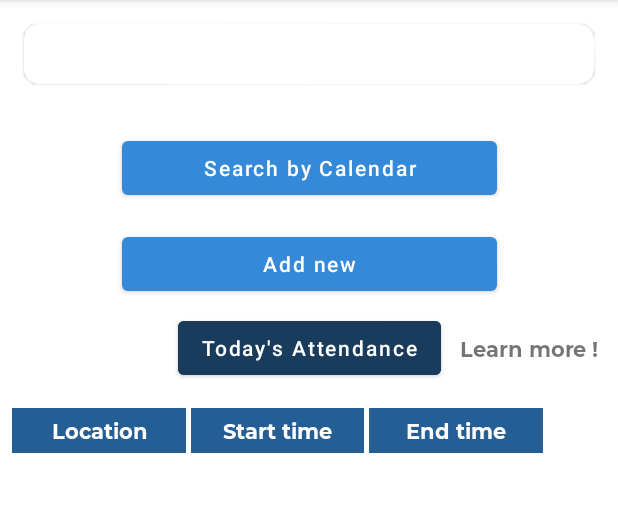
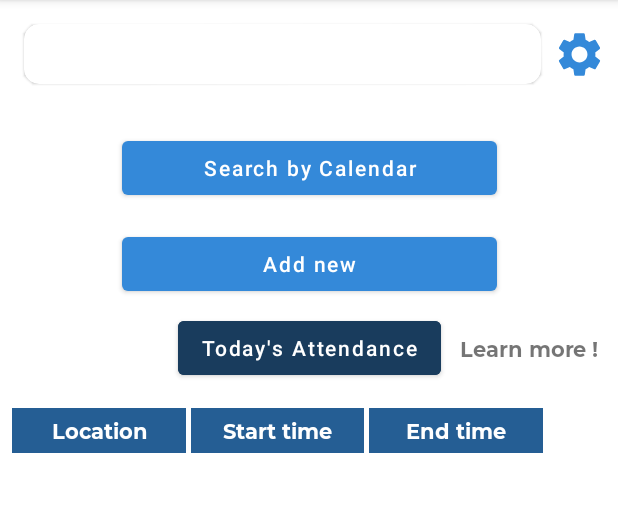
Before and after one commit to AhmedEl-Nakib/Iam_Here, an Android app: the HomeNormalFragment screen opened through its navigation route, on a phone screen of 412 x 824 dp, the part 84-596 px from its top. Run offline under Robolectric (Android 15) with nearby library versions, the phone set to English and light mode, and no system bars; our stand-ins replace data binding; 5 statements that could not run were skipped.

```diff
--- a/app/build.gradle
+++ b/app/build.gradle
@@ -96,7 +96,7 @@ dependencies {
 //    implementation 'com.google.android.gms:play-services-maps:16.1.0'
 //    implementation 'com.google.android.gms:play-services-maps:18.0.1'
 //    implementation 'com.google.maps:google-maps-services:0.1.20'
-    implementation "androidx.work:work-runtime-ktx:2.4.0"
+    implementation "androidx.work:work-runtime-ktx:2.7.1"
     implementation 'com.google.firebase:firebase-messaging:17.3.4'
     implementation "com.google.android.gms:play-services-location:17.0.0"
     implementation 'com.google.android.gms:play-services-maps:17.0.0'
--- a/app/src/main/java/com/nakib/iamhere/MainActivity.kt
+++ b/app/src/main/java/com/nakib/iamhere/MainActivity.kt
@@ -1,6 +1,7 @@
 package com.nakib.iamhere
 
 import android.Manifest
+import android.annotation.SuppressLint
 import androidx.appcompat.app.AppCompatActivity
 import android.os.Bundle
 import androidx.databinding.DataBindingUtil
@@ -221,6 +222,7 @@ class MainActivity : AppCompatActivity() {
         fun setContext(context: Context) {
             mCtx = context
         }
+        @SuppressLint("UnspecifiedImmutableFlag")
         fun startServiceCompanion(){
             GPSService.LocationInterval = 300000
 //        GPSService.LocationFastestInterval = 300000
--- a/app/src/main/java/com/nakib/iamhere/di/BaseApplication.kt
+++ b/app/src/main/java/com/nakib/iamhere/di/BaseApplication.kt
@@ -10,6 +10,7 @@ import com.nakib.iamhere.networking.ApiClient.loginModule
 import com.nakib.iamhere.networking.ApiClient.mainActivityModule
 import com.nakib.iamhere.networking.ApiClient.networkModule
 import com.nakib.iamhere.networking.ApiClient.normalHomeModule
+import com.nakib.iamhere.networking.ApiClient.updatePasswordModule
 import org.koin.android.ext.koin.androidContext
 import org.koin.core.context.startKoin
 
@@ -41,7 +42,8 @@ class BaseApplication : Application() {
                 mainActivityModule,
                 adminModule,
                 doctorLocationModule,
-                addUserModule
+                addUserModule,
+                updatePasswordModule
             ))
         }
     }
--- a/app/src/main/java/com/nakib/iamhere/networking/ApiClient.kt
+++ b/app/src/main/java/com/nakib/iamhere/networking/ApiClient.kt
@@ -7,6 +7,7 @@ import com.nakib.iamhere.ui.admin.AdminViewModel
 import com.nakib.iamhere.ui.doctorLocation.DoctorLocationViewModel
 import com.nakib.iamhere.ui.homeNormal.HomeNormalViewModel
 import com.nakib.iamhere.ui.login.LoginViewModel
+import com.nakib.iamhere.ui.updatePassword.UpdatePasswordViewModel
 import org.koin.dsl.module
 import retrofit2.Retrofit
 import retrofit2.converter.gson.GsonConverterFactory
@@ -35,6 +36,7 @@ object ApiClient {
     val adminModule = module { viewModel { AdminViewModel(get()) } }
     val doctorLocationModule = module { viewModel { DoctorLocationViewModel(get()) } }
     val addUserModule = module { viewModel { AddUserViewModel(get()) } }
+    val updatePasswordModule = module { viewModel { UpdatePasswordViewModel(get()) } }
 
 
 
--- a/app/src/main/java/com/nakib/iamhere/networking/AppRequests.kt
+++ b/app/src/main/java/com/nakib/iamhere/networking/AppRequests.kt
@@ -21,8 +21,8 @@ interface AppRequests {
 //    suspend fun getLearningLeaders(): Response<LearningLeadersResponse>
 //
     @FormUrlEncoded
-    @POST("Users.php?action=logIn")
-    suspend fun getUserLogin(@Field("Username") Username:String ,
+    @POST("Users.php?action=logIn2")
+    suspend fun getUserLogin(@Field("userId") Username:String ,
                                    @Field("Password") Password:String ): Response<LoginResponseModel>
 
     @GET("Places.php?action=getAll")
@@ -84,4 +84,11 @@ interface AppRequests {
                            @Field("Username")Username:String,
                            @Field("Password")Password:String,
                            @Field("IsAdmin")IsAdmin:String) : Response<AddUserResponseModel>
+
+    @FormUrlEncoded
+    @POST("Users.php?action=UpdatePassword")
+    suspend fun updatePassword(@Field("userId")userId:String,
+                           @Field("Username")Username:String,
+                           @Field("OldPassword")OldPassword:String,
+                           @Field("NewPassword")NewPassword:String) : Response<AddUserResponseModel>
 }
--- a/app/src/main/java/com/nakib/iamhere/ui/homeNormal/HomeNormalFragment.kt
+++ b/app/src/main/java/com/nakib/iamhere/ui/homeNormal/HomeNormalFragment.kt
@@ -6,12 +6,12 @@ import android.content.Context
 import android.content.SharedPreferences
 import android.location.LocationManager
 import android.os.Bundle
-import androidx.fragment.app.Fragment
 import android.view.LayoutInflater
 import android.view.View
 import android.view.ViewGroup
 import android.widget.Toast
 import androidx.core.os.bundleOf
+import androidx.fragment.app.Fragment
 import androidx.navigation.Navigation
 import com.nakib.iamhere.MainActivity
 import com.nakib.iamhere.R
@@ -24,7 +24,7 @@ import kotlin.collections.ArrayList
 
 class HomeNormalFragment : Fragment(), HomeNormalTableAdapter.DeleteItem {
 
-    lateinit var binding : HomeNormalFragmentBinding
+    lateinit var binding: HomeNormalFragmentBinding
     private val viewModel: HomeNormalViewModel by inject()
     val c = Calendar.getInstance()
     val year = c.get(Calendar.YEAR)
@@ -34,7 +34,11 @@ class HomeNormalFragment : Fragment(), HomeNormalTableAdapter.DeleteItem {
     var locationManager: LocationManager? = null
     var GpsStatus = false
 
-    override fun onCreateView(inflater: LayoutInflater, container: ViewGroup?, savedInstanceState: Bundle?): View? {
+    override fun onCreateView(
+        inflater: LayoutInflater,
+        container: ViewGroup?,
+        savedInstanceState: Bundle?
+    ): View? {
         binding = HomeNormalFragmentBinding.inflate(inflater)
         binding.lifecycleOwner = this
         binding.viewModel = viewModel
@@ -51,18 +55,18 @@ class HomeNormalFragment : Fragment(), HomeNormalTableAdapter.DeleteItem {
     }
 
     private fun handleObserver() {
-        viewModel.homeData.observe(viewLifecycleOwner,{
-            if(it.isNotEmpty()){
-                binding.tableId.adapter = HomeNormalTableAdapter(it,this)
-            }else{
+        viewModel.homeData.observe(viewLifecycleOwner, {
+            if (it.isNotEmpty()) {
+                binding.tableId.adapter = HomeNormalTableAdapter(it, this)
+            } else {
                 val list = ArrayList<NormalHomeResponseModel>()
-                binding.tableId.adapter = HomeNormalTableAdapter(list,this)
+                binding.tableId.adapter = HomeNormalTableAdapter(list, this)
                 binding.tableId.adapter!!.notifyDataSetChanged()
             }
         })
-        viewModel.deleteRecord.observe(viewLifecycleOwner,{
-            if(it){
-                viewModel.getHomeList(requireContext(),requireArguments().getString("UserId")!!)
+        viewModel.deleteRecord.observe(viewLifecycleOwner, {
+            if (it) {
+                viewModel.getHomeList(requireContext(), requireArguments().getString("UserId")!!)
                 viewModel.deleteRecord.value = false
             }
         })
@@ -71,19 +75,29 @@ class HomeNormalFragment : Fragment(), HomeNormalTableAdapter.DeleteItem {
     private fun handleClick() {
 
         binding.calendarBtnId.setOnClickListener {
-            val dpd = DatePickerDialog(requireActivity(), DatePickerDialog.OnDateSetListener { view, year, monthOfYear, dayOfMonth ->
-                viewModel.date.value = "$year-${monthOfYear+1}-$dayOfMonth"
-                binding.calendarBtnId.text = "Search by Calendar ${monthOfYear+1}-$dayOfMonth"
-                viewModel.getHomeList(requireContext(),requireArguments().getString("UserId")!!)
-            }, year, month, day)
+            val dpd = DatePickerDialog(
+                requireActivity(),
+                DatePickerDialog.OnDateSetListener { view, year, monthOfYear, dayOfMonth ->
+                    viewModel.date.value = "$year-${monthOfYear + 1}-$dayOfMonth"
+                    binding.calendarBtnId.text = "Search by Calendar ${monthOfYear + 1}-$dayOfMonth"
+                    viewModel.getHomeList(
+                        requireContext(),
+                        requireArguments().getString("UserId")!!
+                    )
+                },
+                year,
+                month,
+                day
+            )
 //            dpd.datePicker.minDate = System.currentTimeMillis() - 1000
             dpd.show()
 //            Navigation.findNavController(it).navigate(R.id.action_homeNormalFragment_to_timeTableNormalFragment)
         }
 
         binding.allowLocationBtnId.setOnClickListener {
-            if(!CheckGpsStatus(requireContext()))
-                Toast.makeText(requireContext(),"You need to open GPS first !",Toast.LENGTH_SHORT).show()
+            if (!CheckGpsStatus(requireContext()))
+                Toast.makeText(requireContext(), "You need to open GPS first !", Toast.LENGTH_SHORT)
+                    .show()
             else {
                 (activity as MainActivity?)!!.getStarted(requireArguments().getString("UserId")!!)
                 binding.allowLocationBtnId.isEnabled = false
@@ -97,26 +111,30 @@ class HomeNormalFragment : Fragment(), HomeNormalTableAdapter.DeleteItem {
 
     private fun handleView() {
 //        binding.tableId.adapter = HomeNormalTableAdapter()
-        if(requireArguments().getString("ViewType").equals("Admin")){
+        if (requireArguments().getString("ViewType").equals("Admin")) {
 //            http://masry.live/app/json/Attendance.php?action=getAllAttendance for table
             binding.addNewBtnId.setOnClickListener {
-                Navigation.findNavController(it).navigate(R.id.action_homeNormalFragment_to_doctorLocationFragment)
+                Navigation.findNavController(it)
+                    .navigate(R.id.action_homeNormalFragment_to_doctorLocationFragment)
             }
             binding.addNewBtnId.text = "Search for members"
-        }else{
+        } else {
 //            http://masry.live/app/json/Attendance.php?action=GetUserAttendance
             binding.addNewBtnId.setOnClickListener {
-                val bundle = bundleOf( "UserId" to requireArguments().getString("UserId"))
-                Navigation.findNavController(it).navigate(R.id.action_homeNormalFragment_to_addNewTimeFragment,bundle)
+                val bundle = bundleOf("UserId" to requireArguments().getString("UserId"))
+                Navigation.findNavController(it)
+                    .navigate(R.id.action_homeNormalFragment_to_addNewTimeFragment, bundle)
             }
             binding.addNewBtnId.text = "Add new"
             binding.drNameId.text = "Welcome Dr : ${requireArguments().getString("DrName")}"
             viewModel.date.value = CommonUtils.getCurrentDate()
-            viewModel.getHomeList(requireContext(),requireArguments().getString("UserId")!!)
+            viewModel.getHomeList(requireContext(), requireArguments().getString("UserId")!!)
 
-            if(sharedPreferences.getString("CurrentDate","Def").equals(CommonUtils.getCurrentDate())){
+            if (sharedPreferences.getString("CurrentDate", "Def")
+                    .equals(CommonUtils.getCurrentDate())
+            ) {
                 binding.allowLocationBtnId.isEnabled = false
-            }else {
+            } else {
 
             }
 
@@ -132,18 +150,27 @@ class HomeNormalFragment : Fragment(), HomeNormalTableAdapter.DeleteItem {
                     }.create().show()
             }
 
-                    }
+        }
+        binding.settingId.setOnClickListener {
+            val bundle = bundleOf("UserId" to requireArguments().getString("UserId"), "DrName" to requireArguments().getString("DrName"))
+            Navigation.findNavController(it)
+                .navigate(R.id.action_homeNormalFragment_to_timeTableNormalFragment, bundle)
+        }
 
-            }
+    }
 //            Toast.makeText(requireContext(),sharedPreferences.getString("CurrentDate","Def"), Toast.LENGTH_SHORT).show()
 
 //        }
 
 
     override fun deleteItem(item: NormalHomeResponseModel) {
-        if(item.attDate == CommonUtils.getCurrentDate()){
-            Toast.makeText(requireContext(),"You cannot delete a record of today's date\nYou can select another date",Toast.LENGTH_SHORT).show()
-        }else {
+        if (item.attDate == CommonUtils.getCurrentDate()) {
+            Toast.makeText(
+                requireContext(),
+                "You cannot delete a record of today's date\nYou can select another date",
+                Toast.LENGTH_SHORT
+            ).show()
+        } else {
             val dialog = AlertDialog.Builder(requireContext())
             dialog.setTitle("Confirmation !")
                 .setMessage("Are you sure for deleting this record ?")
@@ -161,7 +188,7 @@ class HomeNormalFragment : Fragment(), HomeNormalTableAdapter.DeleteItem {
         }
     }
 
-    private fun CheckGpsStatus(context: Context) : Boolean {
+    private fun CheckGpsStatus(context: Context): Boolean {
         locationManager = context.getSystemService(Context.LOCATION_SERVICE) as LocationManager
         assert(locationManager != null)
         GpsStatus = locationManager!!.isProviderEnabled(LocationManager.GPS_PROVIDER)
--- a/app/src/main/res/layout/home_normal_fragment.xml
+++ b/app/src/main/res/layout/home_normal_fragment.xml
@@ -17,25 +17,25 @@
 
         <com.google.android.material.card.MaterialCardView
             android:id="@+id/materialCardView"
-            android:layout_width="match_parent"
+            android:layout_width="0dp"
             android:layout_height="40dp"
             android:layout_marginStart="16dp"
             android:layout_marginTop="16dp"
-            android:layout_marginEnd="16dp"
+            android:layout_marginEnd="8dp"
             android:clickable="true"
             android:focusable="true"
             app:cardCornerRadius="10dp"
-            app:layout_constraintEnd_toEndOf="parent"
+            app:layout_constraintEnd_toStartOf="@+id/settingId"
             app:layout_constraintStart_toStartOf="parent"
             app:layout_constraintTop_toTopOf="parent">
 
             <TextView
+                android:id="@+id/drNameId"
                 android:layout_width="match_parent"
                 android:layout_height="match_parent"
                 android:fontFamily="@font/montserrat_bold"
                 android:gravity="center_vertical"
                 android:paddingLeft="16dp"
-                android:id="@+id/drNameId"
                 android:textColor="@color/black" />
         </com.google.android.material.card.MaterialCardView>
 
@@ -46,8 +46,8 @@
             android:layout_marginTop="32dp"
             android:text="Search by Calendar"
             android:textAllCaps="false"
-            app:layout_constraintEnd_toEndOf="@+id/materialCardView"
-            app:layout_constraintStart_toStartOf="@+id/materialCardView"
+            app:layout_constraintEnd_toEndOf="parent"
+            app:layout_constraintStart_toStartOf="parent"
             app:layout_constraintTop_toBottomOf="@+id/materialCardView" />
 
         <Button
@@ -158,5 +158,15 @@
             app:layout_constraintStart_toEndOf="@+id/allowLocationBtnId"
             app:layout_constraintTop_toTopOf="@+id/allowLocationBtnId" />
 
+        <ImageView
+            android:id="@+id/settingId"
+            android:layout_width="35dp"
+            android:layout_height="35dp"
+            android:layout_marginEnd="8dp"
+            app:layout_constraintBottom_toBottomOf="@+id/materialCardView"
+            app:layout_constraintEnd_toEndOf="parent"
+            app:layout_constraintTop_toTopOf="@+id/materialCardView"
+            app:srcCompat="@drawable/ic_settings" />
+
     </androidx.constraintlayout.widget.ConstraintLayout>
 </layout>
--- a/app/src/main/res/navigation/nav_graph.xml
+++ b/app/src/main/res/navigation/nav_graph.xml
@@ -87,9 +87,9 @@
         tools:layout="@layout/add_new_time_fragment" />
     <fragment
         android:id="@+id/timeTableNormalFragment"
-        android:name="com.nakib.iamhere.ui.timeTableNormal.TimeTableNormalFragment"
+        android:name="com.nakib.iamhere.ui.updatePassword.UpdatePasswordFragment"
         android:label="time_table_normal_fragment"
-        tools:layout="@layout/time_table_normal_fragment" />
+        tools:layout="@layout/update_password_fragment" />
     <fragment
         android:id="@+id/doctorLocationFragment"
         android:name="com.nakib.iamhere.ui.doctorLocation.DoctorLocationFragment"
```
Also changed, not shown: app/src/main/java/com/nakib/iamhere/ui/timeTableNormal/TimeTableNormalFragment.kt (deleted, +0 -49 lines), app/src/main/java/com/nakib/iamhere/ui/timeTableNormal/TimeTableNormalViewModel.kt (deleted, +0 -7 lines), app/src/main/java/com/nakib/iamhere/ui/updatePassword/UpdatePasswordFragment.kt (added, +46 -0 lines), app/src/main/java/com/nakib/iamhere/ui/updatePassword/UpdatePasswordViewModel.kt (added, +70 -0 lines), app/src/main/res/layout/time_table_normal_fragment.xml (deleted, +0 -50 lines), app/src/main/res/layout/update_password_fragment.xml (added, +80 -0 lines).
